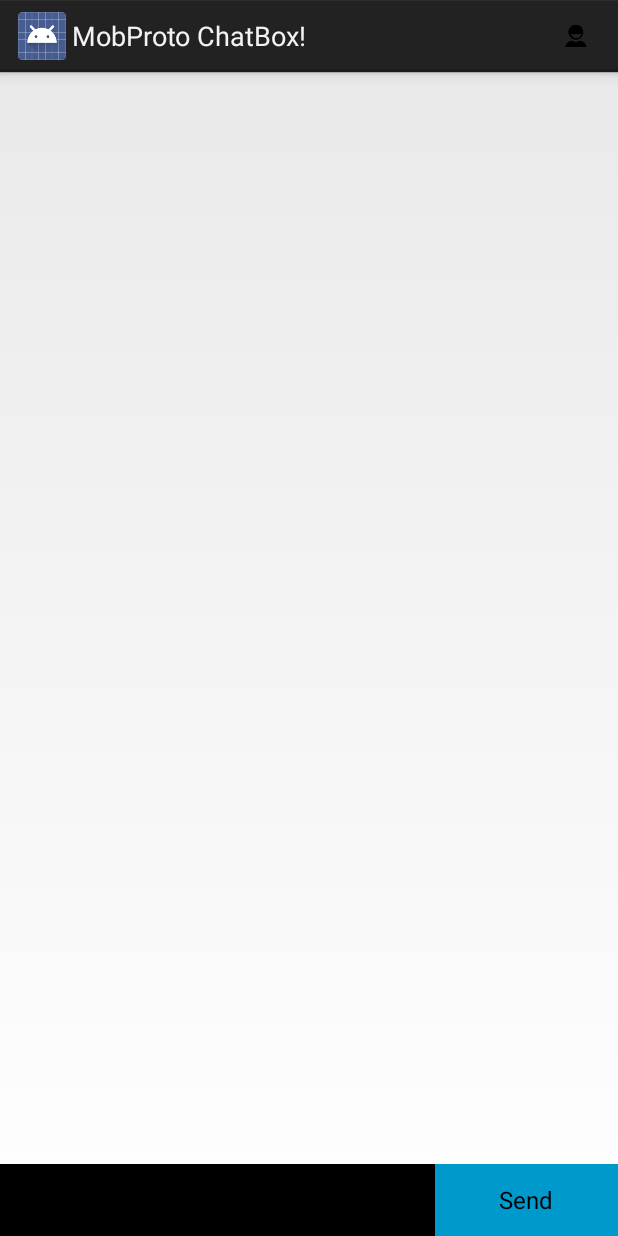
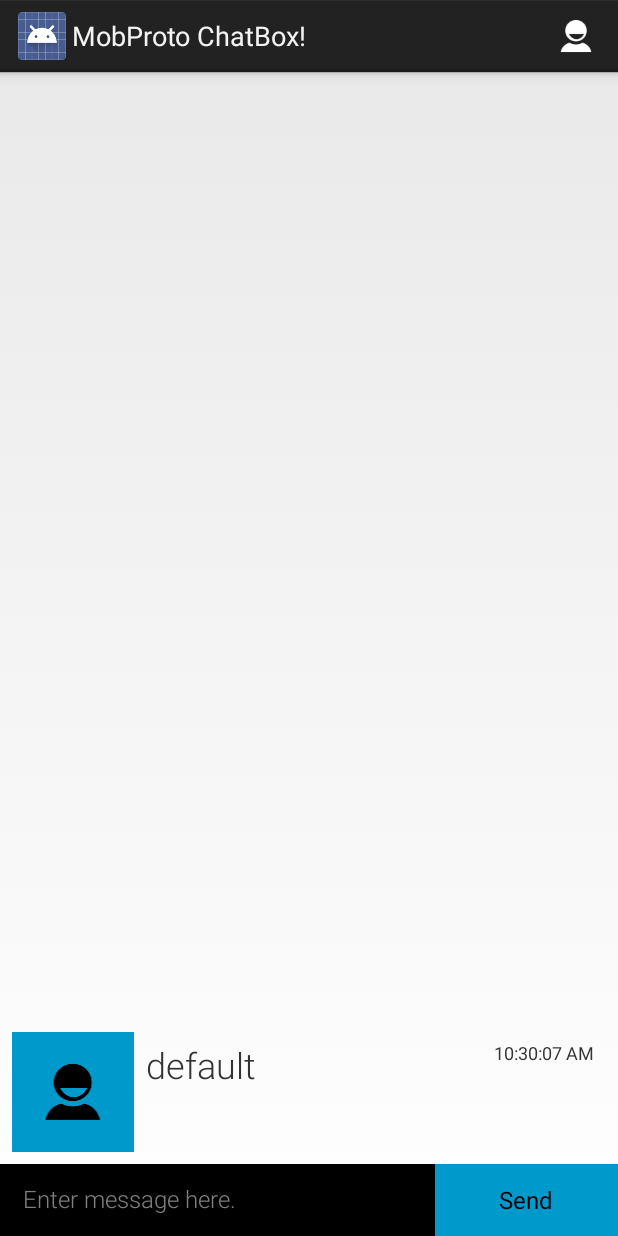
Before and after one commit to MobileProto2014/Android-Lab-2, an Android app: the screen it shows after launch (MainActivity), after a tap on "Send", on a phone screen of 412 x 824 dp. Run offline under Robolectric (Android 15) with nearby library versions, the phone set to English and light mode, and no system bars.

Commit message:
Added username change image and fixed order of chats

```diff
--- a/chatbox/src/main/AndroidManifest.xml
+++ b/chatbox/src/main/AndroidManifest.xml
@@ -6,6 +6,7 @@
         android:allowBackup="true"
         android:icon="@drawable/ic_launcher"
         android:label="@string/app_name"
+        android:windowSoftInputMode="stateVisible|adjustResize|adjustPan"
         android:theme="@style/AppTheme" >
         <activity
             android:name="com.mobileproto.chatbox.MainActivity"
--- a/chatbox/src/main/java/com/mobileproto/chatbox/AdapterChat.java
+++ b/chatbox/src/main/java/com/mobileproto/chatbox/AdapterChat.java
@@ -3,6 +3,7 @@ package com.mobileproto.chatbox;
 import android.content.Context;
 import android.graphics.drawable.Drawable;
 import android.text.format.DateUtils;
+import android.util.Log;
 import android.view.LayoutInflater;
 import android.view.View;
 import android.view.ViewGroup;
@@ -41,7 +42,6 @@ public class AdapterChat extends ArrayAdapter {
     @Override
     public View getView(int position, View view, ViewGroup parent){
         ChatHolder holder;
-        if (view == null) {
         LayoutInflater inflater = (LayoutInflater) context.getSystemService(Context.LAYOUT_INFLATER_SERVICE);
         view = inflater.inflate(resource, parent, false);
         holder = new ChatHolder();
@@ -53,13 +53,13 @@ public class AdapterChat extends ArrayAdapter {
 
         //ImageViews
         holder.picture = (ImageView) view.findViewById(R.id.item_profile_picture);
-        } else {
-            holder = (ChatHolder) view.getTag();
+        fillViews(holder, chats.get(position));
+        return view;
     }
 
-        fillViews(holder, chats.get(position));
-
-        return view;
+    @Override
+    public int getCount(){
+        return this.chats.size();
     }
 
     private void fillViews(ChatHolder holder, ModelChat chat){
@@ -72,9 +72,9 @@ public class AdapterChat extends ArrayAdapter {
 
     private String formatTime(long time){
         if (DateUtils.isToday(time)){
-            return new SimpleDateFormat("HH:mm a").format(new Date(time));
+            return new SimpleDateFormat("hh:mm:ss a").format(new Date(time));
         }
-        return new SimpleDateFormat("MM/DD, HH:mm a").format(new Date(time));
+        return new SimpleDateFormat("MM/DD, hh:mm:ss a").format(new Date(time));
     }
 
     private Drawable getProfileDrawable(String id){
@@ -83,12 +83,11 @@ public class AdapterChat extends ArrayAdapter {
 
     public void addChats(List<ModelChat> newChats){
         this.chats.addAll(newChats);
-        Collections.sort(this.chats);
         notifyDataSetChanged();
     }
 
     public void addChat(ModelChat chat){
-        this.chats.add(0, chat);
+        this.chats.add(chat);
         notifyDataSetChanged();
     }
 }
--- a/chatbox/src/main/java/com/mobileproto/chatbox/MainActivity.java
+++ b/chatbox/src/main/java/com/mobileproto/chatbox/MainActivity.java
@@ -5,9 +5,11 @@ import android.os.Bundle;
 import android.util.Log;
 import android.view.Menu;
 import android.view.MenuItem;
+import android.view.View;
 import android.widget.Button;
 import android.widget.EditText;
 import android.widget.ListView;
+import android.widget.Toast;
 
 import java.util.ArrayList;
 import java.util.Arrays;
@@ -35,18 +37,16 @@ public class MainActivity extends Activity {
         ListView chatList = (ListView) findViewById(R.id.main_chat_list);
         chatList.setAdapter(chatAdapter);
 
-        EditText input = (EditText) findViewById(R.id.main_chat_input);
+        final EditText input = (EditText) findViewById(R.id.main_chat_input);
+        input.clearFocus();
 
         Button sendButton = (Button) findViewById(R.id.main_chat_button);
-        sendButton.setOnClickListener(OnClickListeners.sendButtonListener(input, chatAdapter));
+        sendButton.setOnClickListener(OnClickListeners.sendButtonListener(this,chatAdapter));
     }
 
     private void getChats(){
-        List<ModelChat> newChats = Arrays.asList(
-                new ModelChat(username, "Hello World!", userId),
-                new ModelChat(username, "How are you?", userId)
-        );
-        Log.i("Debug", "Entered getChats()");
+        //Use content provider in the future
+        List<ModelChat> newChats = new ArrayList<ModelChat> ();
         if (chatAdapter == null)
             chatAdapter = new AdapterChat(this, new ArrayList<ModelChat>(), R.layout.chatitem_main);
         chatAdapter.addChats(newChats);
--- a/chatbox/src/main/java/com/mobileproto/chatbox/OnClickListeners.java
+++ b/chatbox/src/main/java/com/mobileproto/chatbox/OnClickListeners.java
@@ -1,5 +1,7 @@
 package com.mobileproto.chatbox;
 
+import android.app.Activity;
+import android.util.Log;
 import android.view.View;
 import android.widget.EditText;
 
@@ -11,12 +13,14 @@ public class OnClickListeners {
      * MainActivity OnClickListeners
      */
 
-    public static View.OnClickListener sendButtonListener(final EditText input, final AdapterChat adapter){
+    public static View.OnClickListener sendButtonListener(final Activity activity, final AdapterChat adapter){
         return new View.OnClickListener() {
             @Override
             public void onClick(View view) {
+                EditText input = ((EditText) activity.findViewById(R.id.main_chat_input));
+                Log.i("DebugDebug", input.getText().toString());
                 adapter.addChat(new ModelChat(MainActivity.username, input.getText().toString(), MainActivity.userId));
-                input.clearComposingText();
+                input.setText("");
             };
         };
     }
--- a/chatbox/src/main/res/layout/activity_main.xml
+++ b/chatbox/src/main/res/layout/activity_main.xml
@@ -2,19 +2,11 @@
     xmlns:tools="http://schemas.android.com/tools"
     android:layout_width="match_parent"
     android:layout_height="match_parent"
+    android:focusableInTouchMode="true"
     tools:context="com.mobileproto.myapplication2.chatbox.MainActivity">
 
-    <ListView
-        android:id="@+id/main_chat_list"
-        android:layout_width="fill_parent"
-        android:layout_height="wrap_content"
-        android:paddingLeft="@dimen/activity_horizontal_margin"
-        android:paddingRight="@dimen/activity_horizontal_margin"
-        android:paddingTop="@dimen/activity_vertical_margin"
-        android:paddingBottom="@dimen/activity_vertical_margin"
-        android:dividerHeight="@dimen/main_listview_divider"/>
-
     <LinearLayout
+        android:id="@+id/main_input_layout"
         android:layout_width="fill_parent"
         android:layout_height="wrap_content"
         android:layout_alignParentBottom="true"
@@ -28,6 +20,7 @@
             android:scrollHorizontally="false"
             android:textColor="@android:color/white"
             android:textSize="@dimen/item_chat_body"
+            android:hint="@string/main_input_hint"
             android:fontFamily="sans-serif-light"
             android:layout_marginLeft="@dimen/main_chat_padding"
             android:layout_marginRight="@dimen/main_chat_padding"/>
@@ -45,4 +38,18 @@
             android:padding="0dp"
             />
     </LinearLayout>
+
+    <ListView
+        android:id="@+id/main_chat_list"
+        android:layout_width="fill_parent"
+        android:layout_above="@id/main_input_layout"
+        android:layout_height="wrap_content"
+        android:transcriptMode="alwaysScroll"
+        android:stackFromBottom="true"
+        android:paddingLeft="@dimen/activity_horizontal_margin"
+        android:paddingRight="@dimen/activity_horizontal_margin"
+        android:paddingTop="@dimen/activity_vertical_margin"
+        android:paddingBottom="@dimen/activity_vertical_margin"
+        android:dividerHeight="@dimen/main_listview_divider"/>
+
 </RelativeLayout>
--- a/chatbox/src/main/res/menu/main.xml
+++ b/chatbox/src/main/res/menu/main.xml
@@ -9,5 +9,5 @@
         android:title="@string/menu_username"
         android:orderInCategory="100"
         android:showAsAction="always"
-        android:icon="@drawable/item_default_profile"/>
+        android:icon="@drawable/menu_username"/>
 </menu>
--- a/chatbox/src/main/res/values/dimens.xml
+++ b/chatbox/src/main/res/values/dimens.xml
@@ -1,7 +1,7 @@
 <resources>
     <!-- Default screen margins, per the Android Design guidelines. -->
-    <dimen name="activity_horizontal_margin">16dp</dimen>
-    <dimen name="activity_vertical_margin">16dp</dimen>
+    <dimen name="activity_horizontal_margin">8dp</dimen>
+    <dimen name="activity_vertical_margin">8dp</dimen>
 
     <!-- MainActivity ListView -->
     <dimen name = "main_listview_divider">2dp</dimen>
@@ -9,7 +9,7 @@
     <dimen name = "item_name_top">5dp</dimen>
     <dimen name = "item_profile_border">1dp</dimen>
     <dimen name = "item_profile_right">8dp</dimen>
-    <dimen name = "item_time_right">14dp</dimen>
+    <dimen name = "item_time_right">8dp</dimen>
 
     <!-- Text Sizes -->
     <dimen name = "main_send_button">16sp</dimen>
@@ -17,5 +17,4 @@
     <dimen name = "item_chat_body">16sp</dimen>
     <dimen name = "item_chat_time">12sp</dimen>
 
-
 </resources>
--- a/chatbox/src/main/res/values/strings.xml
+++ b/chatbox/src/main/res/values/strings.xml
@@ -4,10 +4,11 @@
     <string name="app_name">MobProto ChatBox!</string>
 
     <!-- Menu Labels -->
-    <string name="user">Username</string>
+    <string name="menu_username">Username</string>
 
     <!--MainActivity -->
     <string name="main_button_text">Send</string>
+    <string name="main_input_hint">Enter message here.</string>
 
     <!-- ChatItem Layout -->
     <string name="item_profile_pic">Profile Picture</string>
```
Also changed, not shown: chatbox/src/main/res/drawable-hdpi/menu_username.png (added), chatbox/src/main/res/drawable-mdpi/menu_username.png (added), chatbox/src/main/res/drawable-xhdpi/menu_username.png (added), chatbox/src/main/res/drawable-xxhdpi/menu_username.png (added). Lines whose indentation alone changed are shown as unchanged.
